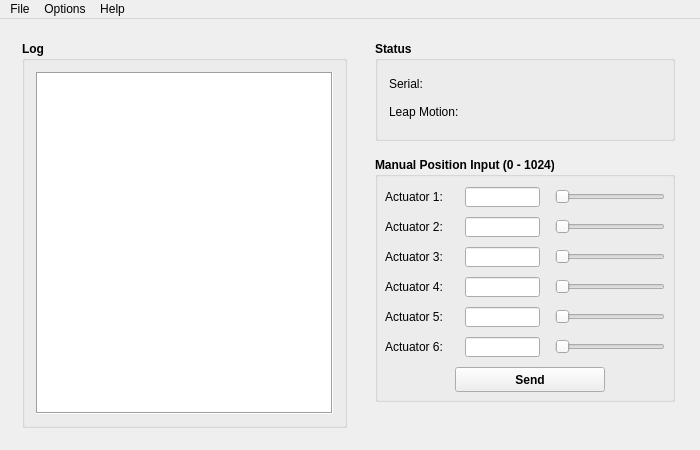
Before: the Qt Designer form GUI/stewart_platform.ui in progressiveautomations/Stewart-Platform, drawn with Qt 5.
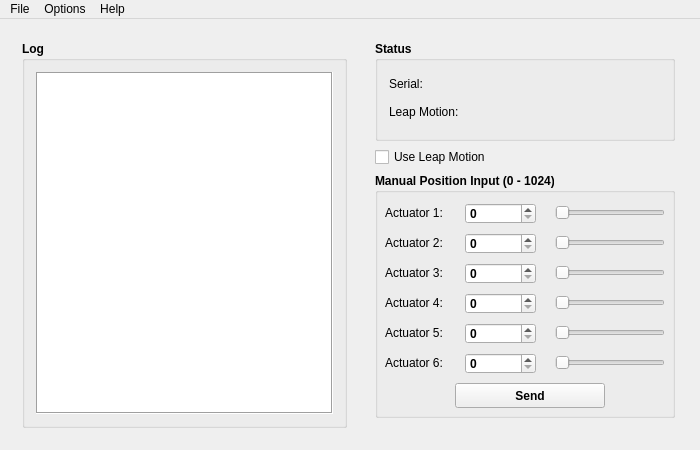
After: the same form once the commit is applied.

Commit message: -Changed QLineEdit to QSpinBox, platform can now send values to platform -Added Leap Motion checkbox, disables manual control if checked

Diff of the .ui file:
```diff
--- a/GUI/stewart_platform.ui
+++ b/GUI/stewart_platform.ui
@@ -222,11 +222,18 @@
          <property name="sizeHint" stdset="0">
           <size>
            <width>20</width>
-           <height>10</height>
+           <height>0</height>
           </size>
          </property>
         </spacer>
        </item>
+       <item>
+        <widget class="QCheckBox" name="enable_leap_motion">
+         <property name="text">
+          <string>Use Leap Motion</string>
+         </property>
+        </widget>
+       </item>
        <item>
         <widget class="QGroupBox" name="actuatorBox">
          <property name="minimumSize">
@@ -291,40 +298,6 @@
            <string>Actuator 1:</string>
           </property>
          </widget>
-         <widget class="QLineEdit" name="field_1">
-          <property name="geometry">
-           <rect>
-            <x>90</x>
-            <y>30</y>
-            <width>75</width>
-            <height>20</height>
-           </rect>
-          </property>
-          <property name="minimumSize">
-           <size>
-            <width>75</width>
-            <height>20</height>
-           </size>
-          </property>
-          <property name="maximumSize">
-           <size>
-            <width>75</width>
-            <height>20</height>
-           </size>
-          </property>
-          <property name="text">
-           <string/>
-          </property>
-          <property name="maxLength">
-           <number>4</number>
-          </property>
-          <property name="alignment">
-           <set>Qt::AlignRight|Qt::AlignTrailing|Qt::AlignVCenter</set>
-          </property>
-          <property name="placeholderText">
-           <string/>
-          </property>
-         </widget>
          <widget class="QPushButton" name="button_send">
           <property name="geometry">
            <rect>
@@ -365,6 +338,9 @@
             <height>20</height>
            </size>
           </property>
+          <property name="maximum">
+           <number>1024</number>
+          </property>
           <property name="orientation">
            <enum>Qt::Horizontal</enum>
           </property>
@@ -404,40 +380,6 @@
            <string>Actuator 2:</string>
           </property>
          </widget>
-         <widget class="QLineEdit" name="field_2">
-          <property name="geometry">
-           <rect>
-            <x>90</x>
-            <y>60</y>
-            <width>75</width>
-            <height>20</height>
-           </rect>
-          </property>
-          <property name="minimumSize">
-           <size>
-            <width>75</width>
-            <height>20</height>
-           </size>
-          </property>
-          <property name="maximumSize">
-           <size>
-            <width>75</width>
-            <height>20</height>
-           </size>
-          </property>
-          <property name="text">
-           <string/>
-          </property>
-          <property name="maxLength">
-           <number>4</number>
-          </property>
-          <property name="alignment">
-           <set>Qt::AlignRight|Qt::AlignTrailing|Qt::AlignVCenter</set>
-          </property>
-          <property name="placeholderText">
-           <string/>
-          </property>
-         </widget>
          <widget class="QSlider" name="slider_2">
           <property name="geometry">
            <rect>
@@ -453,6 +395,9 @@
             <height>20</height>
            </size>
           </property>
+          <property name="maximum">
+           <number>1024</number>
+          </property>
           <property name="orientation">
            <enum>Qt::Horizontal</enum>
           </property>
@@ -492,40 +437,6 @@
            <string>Actuator 3:</string>
           </property>
          </widget>
-         <widget class="QLineEdit" name="field_3">
-          <property name="geometry">
-           <rect>
-            <x>90</x>
-            <y>90</y>
-            <width>75</width>
-            <height>20</height>
-           </rect>
-          </property>
-          <property name="minimumSize">
-           <size>
-            <width>75</width>
-            <height>20</height>
-           </size>
-          </property>
-          <property name="maximumSize">
-           <size>
-            <width>75</width>
-            <height>20</height>
-           </size>
-          </property>
-          <property name="text">
-           <string/>
-          </property>
-          <property name="maxLength">
-           <number>4</number>
-          </property>
-          <property name="alignment">
-           <set>Qt::AlignRight|Qt::AlignTrailing|Qt::AlignVCenter</set>
-          </property>
-          <property name="placeholderText">
-           <string/>
-          </property>
-         </widget>
          <widget class="QSlider" name="slider_3">
           <property name="geometry">
            <rect>
@@ -541,6 +452,9 @@
             <height>20</height>
            </size>
           </property>
+          <property name="maximum">
+           <number>1024</number>
+          </property>
           <property name="orientation">
            <enum>Qt::Horizontal</enum>
           </property>
@@ -580,40 +494,6 @@
            <string>Actuator 4:</string>
           </property>
          </widget>
-         <widget class="QLineEdit" name="field_4">
-          <property name="geometry">
-           <rect>
-            <x>90</x>
-            <y>120</y>
-            <width>75</width>
-            <height>20</height>
-           </rect>
-          </property>
-          <property name="minimumSize">
-           <size>
-            <width>75</width>
-            <height>20</height>
-           </size>
-          </property>
-          <property name="maximumSize">
-           <size>
-            <width>75</width>
-            <height>20</height>
-           </size>
-          </property>
-          <property name="text">
-           <string/>
-          </property>
-          <property name="maxLength">
-           <number>4</number>
-          </property>
-          <property name="alignment">
-           <set>Qt::AlignRight|Qt::AlignTrailing|Qt::AlignVCenter</set>
-          </property>
-          <property name="placeholderText">
-           <string/>
-          </property>
-         </widget>
          <widget class="QSlider" name="slider_4">
           <property name="geometry">
            <rect>
@@ -629,6 +509,9 @@
             <height>20</height>
            </size>
           </property>
+          <property name="maximum">
+           <number>1024</number>
+          </property>
           <property name="orientation">
            <enum>Qt::Horizontal</enum>
           </property>
@@ -668,40 +551,6 @@
            <string>Actuator 5:</string>
           </property>
          </widget>
-         <widget class="QLineEdit" name="field_5">
-          <property name="geometry">
-           <rect>
-            <x>90</x>
-            <y>150</y>
-            <width>75</width>
-            <height>20</height>
-           </rect>
-          </property>
-          <property name="minimumSize">
-           <size>
-            <width>75</width>
-            <height>20</height>
-           </size>
-          </property>
-          <property name="maximumSize">
-           <size>
-            <width>75</width>
-            <height>20</height>
-           </size>
-          </property>
-          <property name="text">
-           <string/>
-          </property>
-          <property name="maxLength">
-           <number>4</number>
-          </property>
-          <property name="alignment">
-           <set>Qt::AlignRight|Qt::AlignTrailing|Qt::AlignVCenter</set>
-          </property>
-          <property name="placeholderText">
-           <string/>
-          </property>
-         </widget>
          <widget class="QSlider" name="slider_5">
           <property name="geometry">
            <rect>
@@ -717,6 +566,9 @@
             <height>20</height>
            </size>
           </property>
+          <property name="maximum">
+           <number>1024</number>
+          </property>
           <property name="orientation">
            <enum>Qt::Horizontal</enum>
           </property>
@@ -756,40 +608,6 @@
            <string>Actuator 6:</string>
           </property>
          </widget>
-         <widget class="QLineEdit" name="field_6">
-          <property name="geometry">
-           <rect>
-            <x>90</x>
-            <y>180</y>
-            <width>75</width>
-            <height>20</height>
-           </rect>
-          </property>
-          <property name="minimumSize">
-           <size>
-            <width>75</width>
-            <height>20</height>
-           </size>
-          </property>
-          <property name="maximumSize">
-           <size>
-            <width>75</width>
-            <height>20</height>
-           </size>
-          </property>
-          <property name="text">
-           <string/>
-          </property>
-          <property name="maxLength">
-           <number>4</number>
-          </property>
-          <property name="alignment">
-           <set>Qt::AlignRight|Qt::AlignTrailing|Qt::AlignVCenter</set>
-          </property>
-          <property name="placeholderText">
-           <string/>
-          </property>
-         </widget>
          <widget class="QSlider" name="slider_6">
           <property name="geometry">
            <rect>
@@ -805,10 +623,73 @@
             <height>20</height>
            </size>
           </property>
+          <property name="maximum">
+           <number>1024</number>
+          </property>
           <property name="orientation">
            <enum>Qt::Horizontal</enum>
           </property>
          </widget>
+         <widget class="QSpinBox" name="field_1">
+          <property name="geometry">
+           <rect>
+            <x>90</x>
+            <y>30</y>
+            <width>71</width>
+            <height>21</height>
+           </rect>
+          </property>
+         </widget>
+         <widget class="QSpinBox" name="field_2">
+          <property name="geometry">
+           <rect>
+            <x>90</x>
+            <y>60</y>
+            <width>71</width>
+            <height>21</height>
+           </rect>
+          </property>
+         </widget>
+         <widget class="QSpinBox" name="field_3">
+          <property name="geometry">
+           <rect>
+            <x>90</x>
+            <y>90</y>
+            <width>71</width>
+            <height>21</height>
+           </rect>
+          </property>
+         </widget>
+         <widget class="QSpinBox" name="field_4">
+          <property name="geometry">
+           <rect>
+            <x>90</x>
+            <y>120</y>
+            <width>71</width>
+            <height>21</height>
+           </rect>
+          </property>
+         </widget>
+         <widget class="QSpinBox" name="field_5">
+          <property name="geometry">
+           <rect>
+            <x>90</x>
+            <y>150</y>
+            <width>71</width>
+            <height>21</height>
+           </rect>
+          </property>
+         </widget>
+         <widget class="QSpinBox" name="field_6">
+          <property name="geometry">
+           <rect>
+            <x>90</x>
+            <y>180</y>
+            <width>71</width>
+            <height>21</height>
+           </rect>
+          </property>
+         </widget>
         </widget>
        </item>
        <item>
@@ -819,7 +700,7 @@
          <property name="sizeHint" stdset="0">
           <size>
            <width>20</width>
-           <height>40</height>
+           <height>10</height>
           </size>
          </property>
         </spacer>
```
The commit also changes 3 other files.
